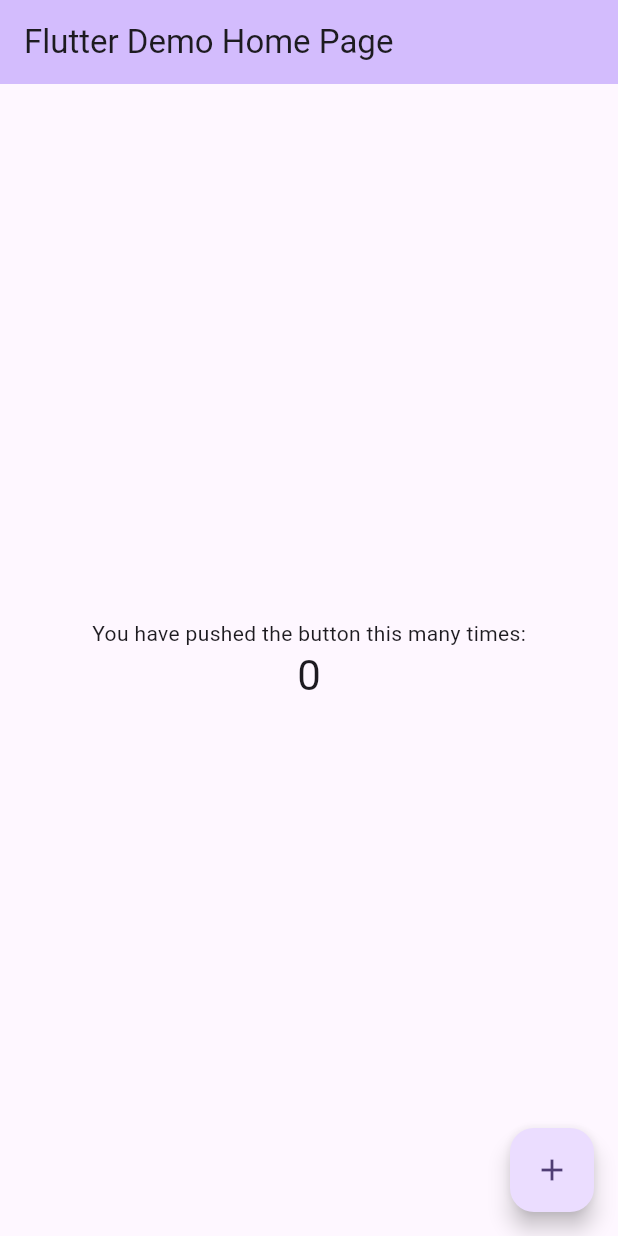
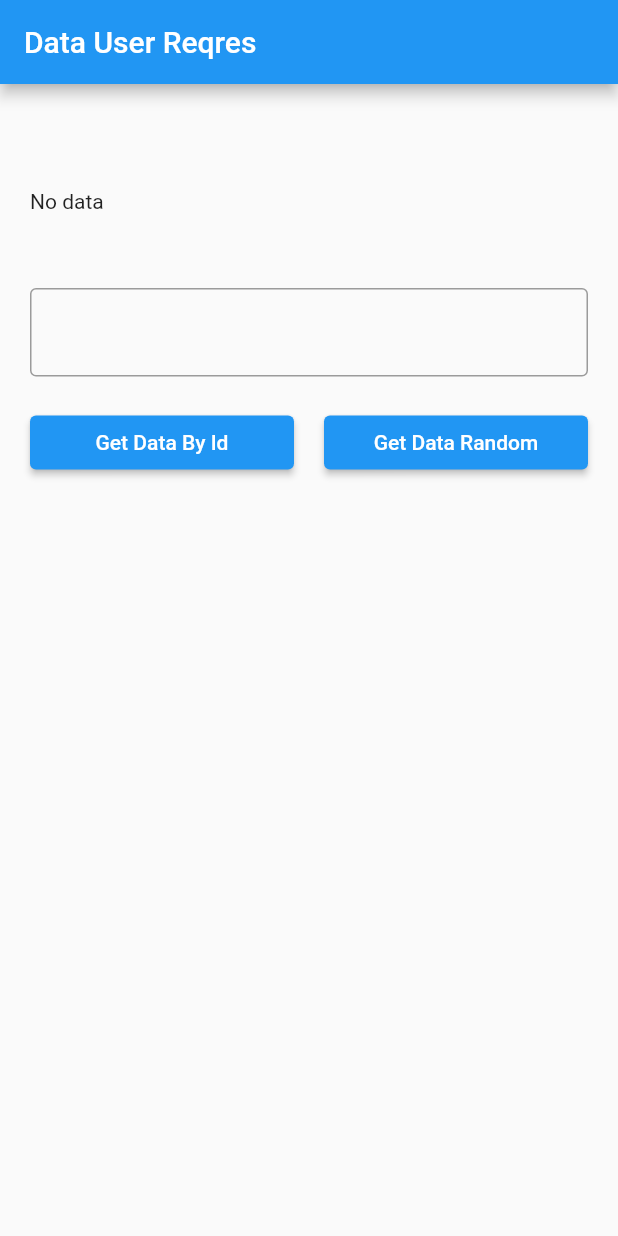
Before and after one commit to kuldii/tutorial_clean_architecture, a Flutter app: the screen it shows after launch, on a phone screen of 412 x 824 dp. Run offline on Flutter 3.47's test engine with Material 2 defaults, Android fonts, the phone set to English and light mode, and no system bars; our stand-ins replace dartz, equatable, firebase_core, go_router; accounts and stored records are empty; generated files the repository leaves out were written again.

Commit message:
add routing + add presentation layer : reqres feature

```diff
--- /dev/null
+++ b/lib/core/routes/router.dart
@@ -0,0 +1,20 @@
+import 'package:go_router/go_router.dart';
+
+import '../../features/reqres/presentation/pages/data_user_reqres_page.dart';
+
+GoRouter get router {
+  return GoRouter(
+    initialLocation: "/data-user-reqres",
+    routes: [
+      GoRoute(
+        path: "/data-user-reqres",
+        name: "data-user-reqres",
+        pageBuilder: (context, state) {
+          return NoTransitionPage(
+            child: DataUserReqresPage(),
+          );
+        },
+      ),
+    ],
+  );
+}
--- /dev/null
+++ b/lib/features/reqres/presentation/pages/data_user_reqres_page.dart
@@ -0,0 +1,51 @@
+import 'package:flutter/material.dart';
+
+class DataUserReqresPage extends StatelessWidget {
+  DataUserReqresPage({super.key});
+
+  final TextEditingController idC = TextEditingController();
+
+  @override
+  Widget build(BuildContext context) {
+    return Scaffold(
+      appBar: AppBar(
+        title: const Text("Data User Reqres"),
+      ),
+      body: ListView(
+        padding: const EdgeInsets.all(20),
+        children: [
+          const SizedBox(height: 50),
+          const Text("No data"),
+          const SizedBox(height: 50),
+          TextField(
+            autocorrect: false,
+            controller: idC,
+            keyboardType: TextInputType.number,
+            decoration: const InputDecoration(
+              border: OutlineInputBorder(),
+            ),
+          ),
+          const SizedBox(height: 20),
+          Row(
+            mainAxisAlignment: MainAxisAlignment.spaceBetween,
+            children: [
+              Expanded(
+                child: ElevatedButton(
+                  onPressed: () {},
+                  child: const Text("Get Data By Id"),
+                ),
+              ),
+              const SizedBox(width: 20),
+              Expanded(
+                child: ElevatedButton(
+                  onPressed: () {},
+                  child: const Text("Get Data Random"),
+                ),
+              ),
+            ],
+          ),
+        ],
+      ),
+    );
+  }
+}
--- a/lib/main.dart
+++ b/lib/main.dart
@@ -1,5 +1,7 @@
+import 'package:firebase_core/firebase_core.dart';
 import 'package:flutter/material.dart';
-import 'package:firebase_core/firebase_core.dart';
+
+import 'core/routes/router.dart';
 import 'firebase_options.dart';
 
 void main() async {
@@ -13,119 +15,10 @@ void main() async {
 class MyApp extends StatelessWidget {
   const MyApp({super.key});
 
-  // This widget is the root of your application.
   @override
   Widget build(BuildContext context) {
-    return MaterialApp(
-      title: 'Flutter Demo',
-      theme: ThemeData(
-        // This is the theme of your application.
-        //
-        // TRY THIS: Try running your application with "flutter run". You'll see
-        // the application has a blue toolbar. Then, without quitting the app,
-        // try changing the seedColor in the colorScheme below to Colors.green
-        // and then invoke "hot reload" (save your changes or press the "hot
-        // reload" button in a Flutter-supported IDE, or press "r" if you used
-        // the command line to start the app).
-        //
-        // Notice that the counter didn't reset back to zero; the application
-        // state is not lost during the reload. To reset the state, use hot
-        // restart instead.
-        //
-        // This works for code too, not just values: Most code changes can be
-        // tested with just a hot reload.
-        colorScheme: ColorScheme.fromSeed(seedColor: Colors.deepPurple),
-        useMaterial3: true,
-      ),
-      home: const MyHomePage(title: 'Flutter Demo Home Page'),
+    return MaterialApp.router(
+      routerConfig: router,
     );
   }
 }
-
-class MyHomePage extends StatefulWidget {
-  const MyHomePage({super.key, required this.title});
-
-  // This widget is the home page of your application. It is stateful, meaning
-  // that it has a State object (defined below) that contains fields that affect
-  // how it looks.
-
-  // This class is the configuration for the state. It holds the values (in this
-  // case the title) provided by the parent (in this case the App widget) and
-  // used by the build method of the State. Fields in a Widget subclass are
-  // always marked "final".
-
-  final String title;
-
-  @override
-  State<MyHomePage> createState() => _MyHomePageState();
-}
-
-class _MyHomePageState extends State<MyHomePage> {
-  int _counter = 0;
-
-  void _incrementCounter() {
-    setState(() {
-      // This call to setState tells the Flutter framework that something has
-      // changed in this State, which causes it to rerun the build method below
-      // so that the display can reflect the updated values. If we changed
-      // _counter without calling setState(), then the build method would not be
-      // called again, and so nothing would appear to happen.
-      _counter++;
-    });
-  }
-
-  @override
-  Widget build(BuildContext context) {
-    // This method is rerun every time setState is called, for instance as done
-    // by the _incrementCounter method above.
-    //
-    // The Flutter framework has been optimized to make rerunning build methods
-    // fast, so that you can just rebuild anything that needs updating rather
-    // than having to individually change instances of widgets.
-    return Scaffold(
-      appBar: AppBar(
-        // TRY THIS: Try changing the color here to a specific color (to
-        // Colors.amber, perhaps?) and trigger a hot reload to see the AppBar
-        // change color while the other colors stay the same.
-        backgroundColor: Theme.of(context).colorScheme.inversePrimary,
-        // Here we take the value from the MyHomePage object that was created by
-        // the App.build method, and use it to set our appbar title.
-        title: Text(widget.title),
-      ),
-      body: Center(
-        // Center is a layout widget. It takes a single child and positions it
-        // in the middle of the parent.
-        child: Column(
-          // Column is also a layout widget. It takes a list of children and
-          // arranges them vertically. By default, it sizes itself to fit its
-          // children horizontally, and tries to be as tall as its parent.
-          //
-          // Column has various properties to control how it sizes itself and
-          // how it positions its children. Here we use mainAxisAlignment to
-          // center the children vertically; the main axis here is the vertical
-          // axis because Columns are vertical (the cross axis would be
-          // horizontal).
-          //
-          // TRY THIS: Invoke "debug painting" (choose the "Toggle Debug Paint"
-          // action in the IDE, or press "p" in the console), to see the
-          // wireframe for each widget.
-          mainAxisAlignment: MainAxisAlignment.center,
-          children: <Widget>[
-            const Text(
-              'You have pushed the button this many times:',
-            ),
-            Text(
-              '$_counter',
-              style: Theme.of(context).textTheme.headlineMedium,
-            ),
-          ],
-        ),
-      ),
-      floatingActionButton: FloatingActionButton(
-        onPressed: _incrementCounter,
-        tooltip: 'Increment',
-        child: const Icon(Icons.add),
-      ), // This trailing comma makes auto-formatting nicer for build methods.
-    );
-  }
-}
--- a/pubspec.yaml
+++ b/pubspec.yaml
@@ -37,6 +37,7 @@ dependencies:
   flutter:
     sdk: flutter
   flutter_bloc: ^8.1.3
+  go_router: ^10.1.0
   http: ^1.1.0
   json_annotation: ^4.8.1
   json_serializable: ^6.7.1
```
Also changed, not shown: pubspec.lock.
